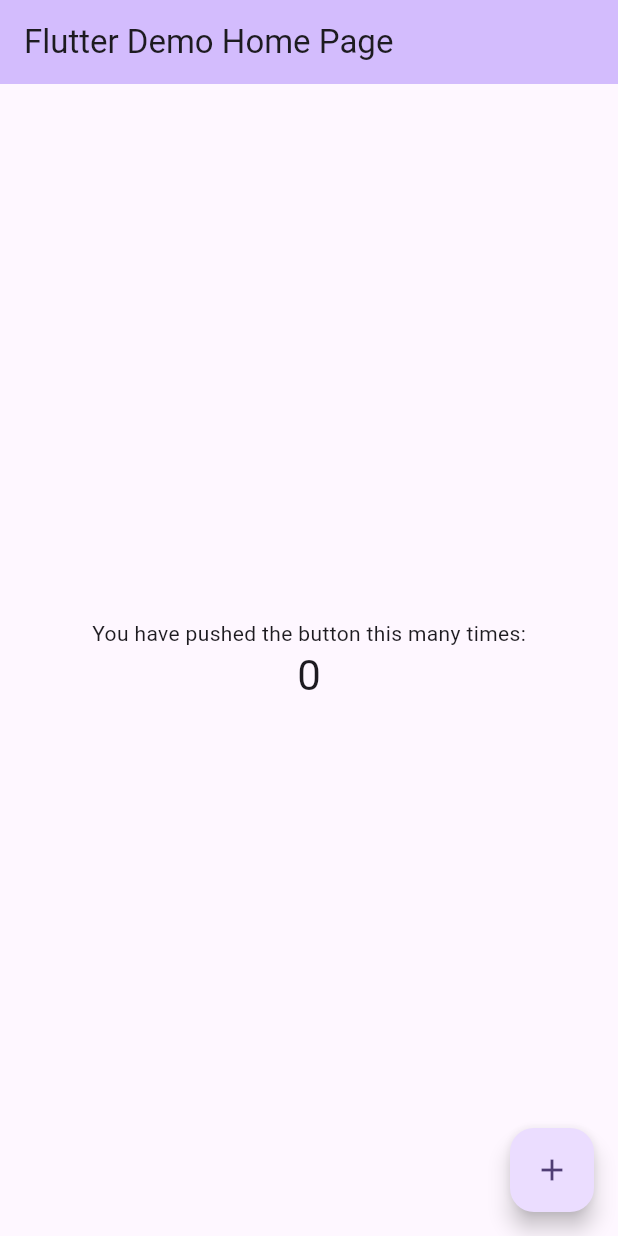
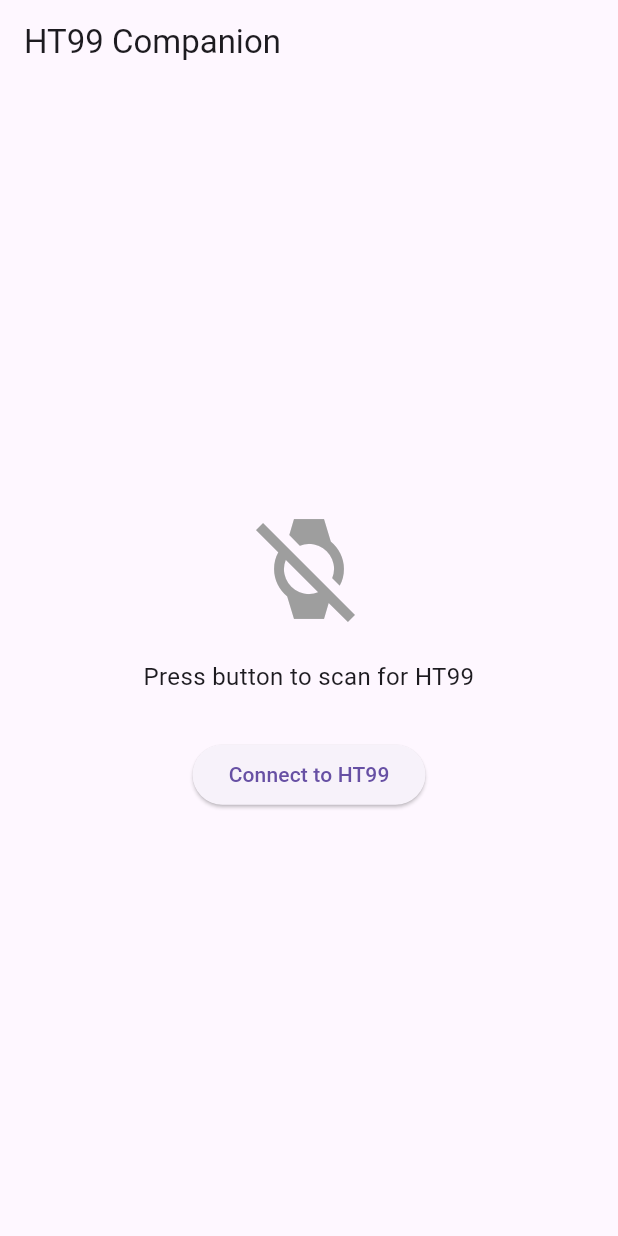
Before and after one commit to SHADOWRULIN/ht99_companion, a Flutter app: the screen it shows after launch, on a phone screen of 412 x 824 dp. Run offline on Flutter 3.47's test engine with Material 3 defaults, Android fonts, the light colour scheme and no system bars; our stand-ins replace flutter_blue_plus.

Commit message:
HT99 companion app ready for Android

```diff
--- a/lib/main.dart
+++ b/lib/main.dart
@@ -1,125 +1,69 @@
 import 'package:flutter/material.dart';
+import 'watch_controller.dart';
 
-void main() {
-  runApp(const MyApp());
+void main() => runApp(const MaterialApp(home: WatchApp()));
+
+class WatchApp extends StatefulWidget {
+  const WatchApp({super.key});
+
+  @override
+  State<WatchApp> createState() => _WatchAppState();
 }
 
-class MyApp extends StatelessWidget {
-  const MyApp({super.key});
+class _WatchAppState extends State<WatchApp> {
+  final WatchController _controller = WatchController();
+  String _status = "Press button to scan for HT99";
+  bool _isConnected = false;
 
-  // This widget is the root of your application.
-  @override
-  Widget build(BuildContext context) {
-    return MaterialApp(
-      title: 'Flutter Demo',
-      theme: ThemeData(
-        // This is the theme of your application.
-        //
-        // TRY THIS: Try running your application with "flutter run". You'll see
-        // the application has a purple toolbar. Then, without quitting the app,
-        // try changing the seedColor in the colorScheme below to Colors.green
-        // and then invoke "hot reload" (save your changes or press the "hot
-        // reload" button in a Flutter-supported IDE, or press "r" if you used
-        // the command line to start the app).
-        //
-        // Notice that the counter didn't reset back to zero; the application
-        // state is not lost during the reload. To reset the state, use hot
-        // restart instead.
-        //
-        // This works for code too, not just values: Most code changes can be
-        // tested with just a hot reload.
-        colorScheme: ColorScheme.fromSeed(seedColor: Colors.deepPurple),
-        useMaterial3: true,
-      ),
-      home: const MyHomePage(title: 'Flutter Demo Home Page'),
+  void _startConnect() {
+    _controller.connectToWatch(
+      onStatus: (msg) => setState(() => _status = msg),
+      onConnected: () => setState(() => _isConnected = true),
     );
-  }
-}
-
-class MyHomePage extends StatefulWidget {
-  const MyHomePage({super.key, required this.title});
-
-  // This widget is the home page of your application. It is stateful, meaning
-  // that it has a State object (defined below) that contains fields that affect
-  // how it looks.
-
-  // This class is the configuration for the state. It holds the values (in this
-  // case the title) provided by the parent (in this case the App widget) and
-  // used by the build method of the State. Fields in a Widget subclass are
-  // always marked "final".
-
-  final String title;
-
-  @override
-  State<MyHomePage> createState() => _MyHomePageState();
-}
-
-class _MyHomePageState extends State<MyHomePage> {
-  int _counter = 0;
-
-  void _incrementCounter() {
-    setState(() {
-      // This call to setState tells the Flutter framework that something has
-      // changed in this State, which causes it to rerun the build method below
-      // so that the display can reflect the updated values. If we changed
-      // _counter without calling setState(), then the build method would not be
-      // called again, and so nothing would appear to happen.
-      _counter++;
-    });
   }
 
   @override
   Widget build(BuildContext context) {
-    // This method is rerun every time setState is called, for instance as done
-    // by the _incrementCounter method above.
-    //
-    // The Flutter framework has been optimized to make rerunning build methods
-    // fast, so that you can just rebuild anything that needs updating rather
-    // than having to individually change instances of widgets.
     return Scaffold(
-      appBar: AppBar(
-        // TRY THIS: Try changing the color here to a specific color (to
-        // Colors.amber, perhaps?) and trigger a hot reload to see the AppBar
-        // change color while the other colors stay the same.
-        backgroundColor: Theme.of(context).colorScheme.inversePrimary,
-        // Here we take the value from the MyHomePage object that was created by
-        // the App.build method, and use it to set our appbar title.
-        title: Text(widget.title),
-      ),
+      appBar: AppBar(title: const Text("HT99 Companion")),
       body: Center(
-        // Center is a layout widget. It takes a single child and positions it
-        // in the middle of the parent.
-        child: Column(
-          // Column is also a layout widget. It takes a list of children and
-          // arranges them vertically. By default, it sizes itself to fit its
-          // children horizontally, and tries to be as tall as its parent.
-          //
-          // Column has various properties to control how it sizes itself and
-          // how it positions its children. Here we use mainAxisAlignment to
-          // center the children vertically; the main axis here is the vertical
-          // axis because Columns are vertical (the cross axis would be
-          // horizontal).
-          //
-          // TRY THIS: Invoke "debug painting" (choose the "Toggle Debug Paint"
-          // action in the IDE, or press "p" in the console), to see the
-          // wireframe for each widget.
-          mainAxisAlignment: MainAxisAlignment.center,
-          children: <Widget>[
-            const Text(
-              'You have pushed the button this many times:',
-            ),
-            Text(
-              '$_counter',
-              style: Theme.of(context).textTheme.headlineMedium,
-            ),
-          ],
+        child: Padding(
+          padding: const EdgeInsets.all(24.0),
+          child: Column(
+            mainAxisAlignment: MainAxisAlignment.center,
+            children: [
+              Icon(
+                _isConnected ? Icons.watch : Icons.watch_off,
+                size: 80,
+                color: _isConnected ? Colors.green : Colors.grey,
+              ),
+              const SizedBox(height: 20),
+              Text(
+                _status,
+                textAlign: TextAlign.center,
+                style: const TextStyle(fontSize: 16),
+              ),
+              const SizedBox(height: 30),
+              if (!_isConnected)
+                ElevatedButton(
+                  onPressed: _startConnect,
+                  child: const Text("Connect to HT99"),
+                ),
+              if (_isConnected) ...[
+                ElevatedButton(
+                  onPressed: () async {
+                    await _controller.syncTimeNow();
+                    ScaffoldMessenger.of(context).showSnackBar(
+                      const SnackBar(content: Text("Time sync sent!")),
+                    );
+                  },
+                  child: const Text("Sync Phone Time"),
+                ),
+              ],
+            ],
+          ),
         ),
       ),
-      floatingActionButton: FloatingActionButton(
-        onPressed: _incrementCounter,
-        tooltip: 'Increment',
-        child: const Icon(Icons.add),
-      ), // This trailing comma makes auto-formatting nicer for build methods.
     );
   }
 }
```
Also changed, not shown: lib/watch_controller.dart (added, +143 -0 lines), 10 other files.
